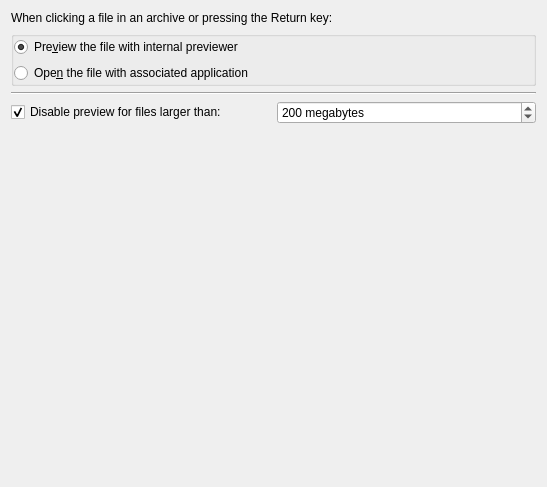
This is kerfuffle/previewsettings.ui in KDE/ark as Qt 5 draws it before an edit. The edited form follows.
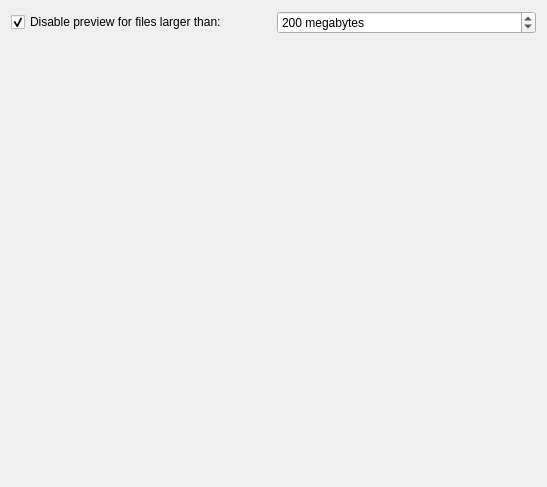
This is the edited form.

Commit message:
Move defaultOpenAction to General Settings page
This setting is about the default double-click behavior, so does not
really belong to the Preview page.

FIXED-IN: 16.12.0

Diff of the .ui file:
```diff
--- a/kerfuffle/previewsettings.ui
+++ b/kerfuffle/previewsettings.ui
@@ -11,64 +11,6 @@
    </rect>
   </property>
   <layout class="QVBoxLayout" name="verticalLayout">
-   <item>
-    <widget class="QLabel" name="label">
-     <property name="text">
-      <string>When clicking a file in an archive or pressing the Return key:</string>
-     </property>
-    </widget>
-   </item>
-   <item>
-    <widget class="QGroupBox" name="kcfg_defaultOpenAction">
-     <property name="title">
-      <string/>
-     </property>
-     <property name="flat">
-      <bool>true</bool>
-     </property>
-     <property name="checkable">
-      <bool>false</bool>
-     </property>
-     <layout class="QVBoxLayout" name="verticalLayout_3">
-      <property name="leftMargin">
-       <number>0</number>
-      </property>
-      <property name="topMargin">
-       <number>0</number>
-      </property>
-      <property name="rightMargin">
-       <number>0</number>
-      </property>
-      <property name="bottomMargin">
-       <number>0</number>
-      </property>
-      <item>
-       <widget class="QRadioButton" name="Preview">
-        <property name="text">
-         <string>Pre&amp;view the file with internal previewer</string>
-        </property>
-        <property name="checked">
-         <bool>true</bool>
-        </property>
-       </widget>
-      </item>
-      <item>
-       <widget class="QRadioButton" name="Open">
-        <property name="text">
-         <string>Ope&amp;n the file with associated application</string>
-        </property>
-       </widget>
-      </item>
-     </layout>
-    </widget>
-   </item>
-   <item>
-    <widget class="Line" name="line">
-     <property name="orientation">
-      <enum>Qt::Horizontal</enum>
-     </property>
-    </widget>
-   </item>
    <item>
     <layout class="QHBoxLayout" name="horizontalLayout">
      <item>
```
The commit also changes 2 other files.
